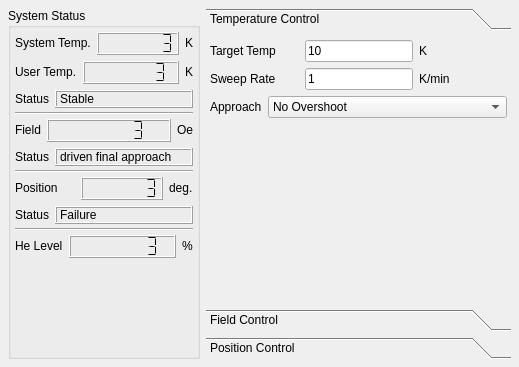
Before: the Qt Designer form modules/qd/core/qdppmsform.ui in northriv/KAME, drawn with Qt 5.
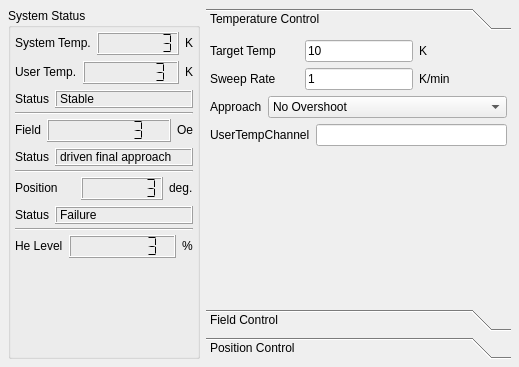
After: the same form once the commit is applied.

Commit message: explicit usertemp channel mode

Diff of the .ui file:
```diff
--- a/modules/qd/core/qdppmsform.ui
+++ b/modules/qd/core/qdppmsform.ui
@@ -579,8 +579,8 @@
         <rect>
          <x>0</x>
          <y>0</y>
-         <width>310</width>
-         <height>273</height>
+         <width>271</width>
+         <height>242</height>
         </rect>
        </property>
        <attribute name="label">
@@ -689,6 +689,20 @@
             </item>
            </layout>
           </item>
+          <item>
+           <layout class="QHBoxLayout" name="horizontalLayout_19">
+            <item>
+             <widget class="QLabel" name="label_8">
+              <property name="text">
+               <string>UserTempChannel</string>
+              </property>
+             </widget>
+            </item>
+            <item>
+             <widget class="QLineEdit" name="m_edUserTempChannel"/>
+            </item>
+           </layout>
+          </item>
          </layout>
         </item>
         <item>
```
Left out of the diff: 8 changed lines with no effect on the pictures. The commit also changes 4 other files.
